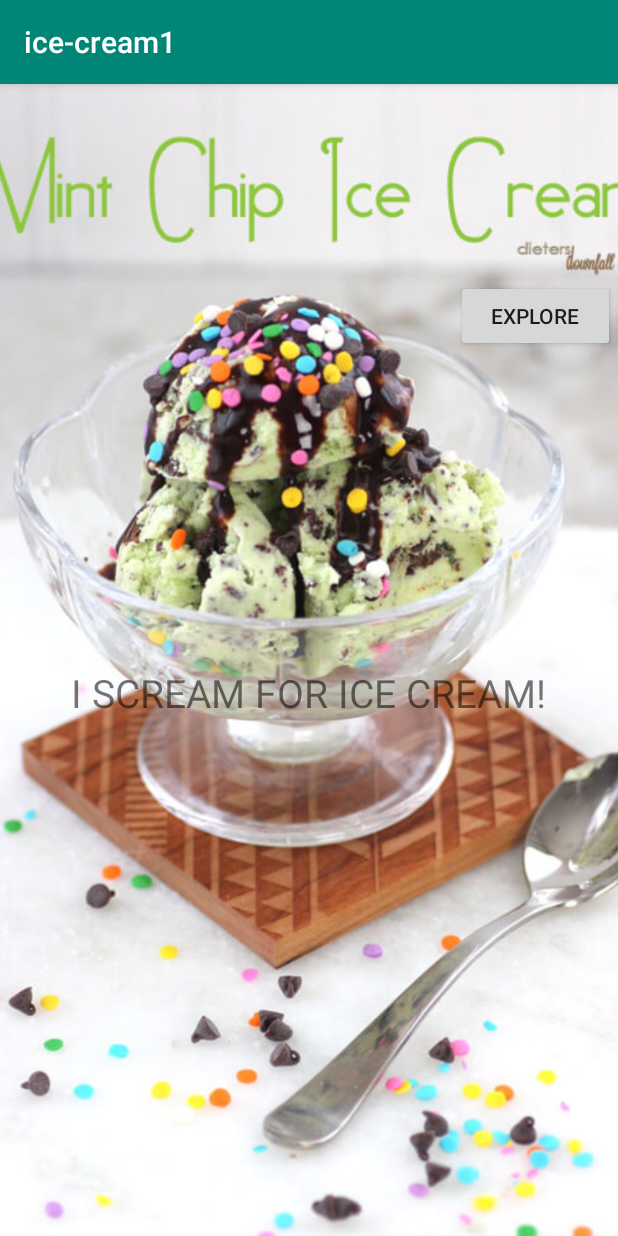
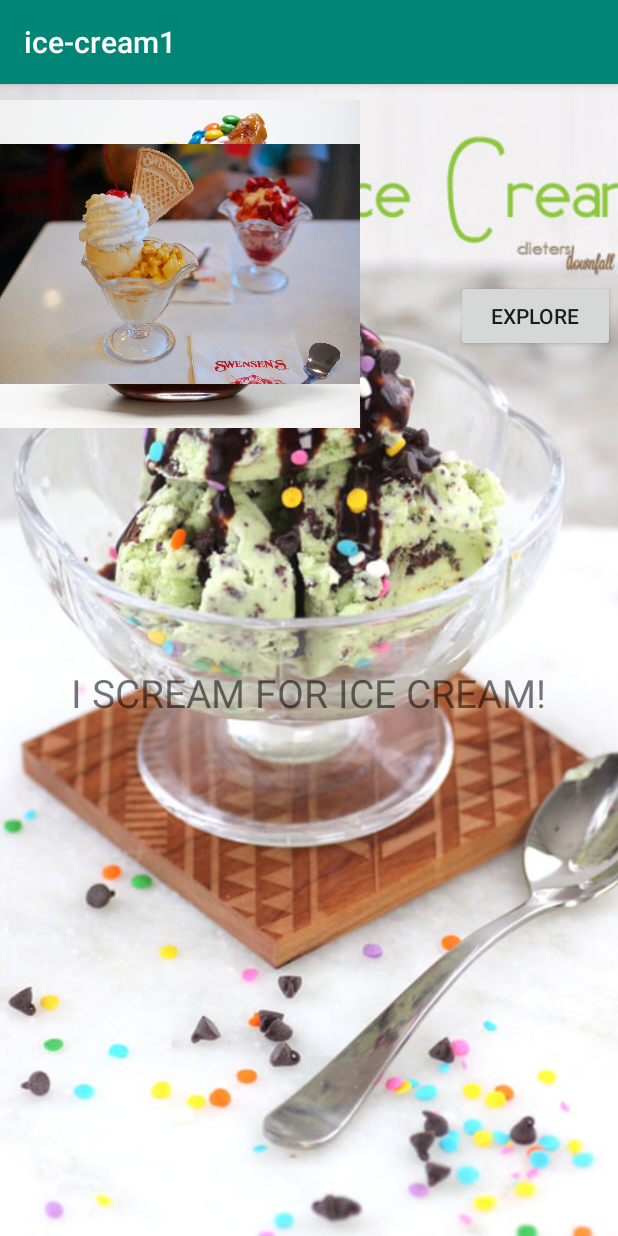
Before and after one commit to Omoyi/ice-cream1, an Android app: the screen it shows after launch (MainActivity), on a phone screen of 412 x 824 dp. Run offline under Robolectric (Android 15) with nearby library versions, the phone set to English and light mode, and no system bars.

Commit message:
change the type layout

```diff
--- a/app/src/main/res/layout/activity_main.xml
+++ b/app/src/main/res/layout/activity_main.xml
@@ -30,4 +30,16 @@
         android:text="explore" />
 
 
+    <ImageView
+        android:id="@+id/imageView1"
+        android:layout_width="240dp"
+        android:layout_height="240dp"
+        android:src="@drawable/pica4"/>
+
+    <ImageView
+        android:id="@+id/imageView2"
+        android:layout_width="240dp"
+        android:layout_height="240dp"
+        android:src="@drawable/pica3" />
+
 </RelativeLayout>
```
Also changed, not shown: app/src/main/res/layout/activity_icecream_gallery.xml (+3 -7 lines).
